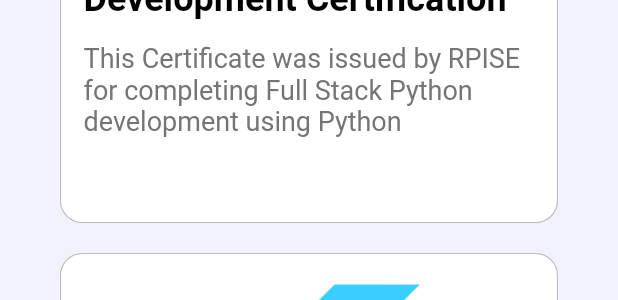
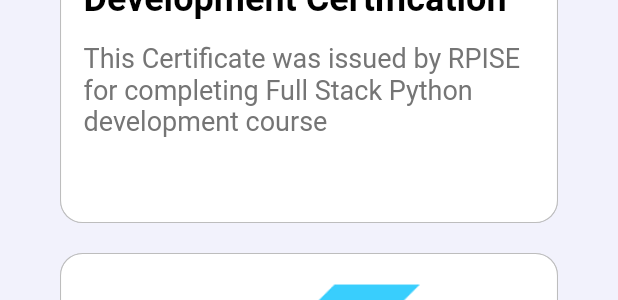
Before and after one commit to darpanbhanushali/portfolio_flutter, a Flutter app: the Certificates widget shown alone on an empty page, opened directly, on a phone screen of 412 x 824 dp. Shown: the part 623-923 px from the top of the screen. Run offline on Flutter 3.47's test engine with Material 2 defaults, Android fonts, the light colour scheme and no system bars; our stand-ins replace auto_size_text, email_validator, fluttertoast, font_awesome_flutter, timeline_tile; missing offline and left inert: dart:html; project files that could hold a hidden picture were left out.

Commit message:
New Changes

```diff
--- a/lib/components/info_contact.dart
+++ b/lib/components/info_contact.dart
@@ -1,4 +1,5 @@
 import 'package:flutter/material.dart';
+import 'package:portfolio_flutter/Services/responsive.dart';
 
 class InfoContact extends StatelessWidget {
   InfoContact(
@@ -14,7 +15,7 @@
   @override
   Widget build(BuildContext context) {
     return SizedBox(
-      width: query.size.width / 4,
+      width: query.size.width / (Responsive.isSmallScreen(context) ? 4 : 5),
       child: Column(
         mainAxisAlignment: MainAxisAlignment.center,
         children: [
--- a/lib/components/timelinetile.dart
+++ b/lib/components/timelinetile.dart
@@ -23,7 +23,7 @@
       indicatorStyle: const IndicatorStyle(
           width: 15, color: Color(0xFF2B5BB0), indicatorXY: 0),
       endChild: Padding(
-        padding: const EdgeInsets.only(left: 10),
+        padding: const EdgeInsets.only(left: 10, top: 2),
         child: Container(
           height:
               (Responsive.isSmallScreen(context) ? 280 : 235000 / query.width),
--- a/lib/screens/about.dart
+++ b/lib/screens/about.dart
@@ -275,7 +275,7 @@
                             'Bachelor Of Engineering In Information Technology',
                         grades: 'CGPA: 8.68',
                         subtext:
-                            'I am pursuing my Bachlors degree in Information Technology from Shah and Anchor Kutchhi Engineering College, Mumbai, India.',
+                            'I am pursuing my Bachelor\'s degree in the field of Information Technology from Shah and Anchor Kutchhi Engineering College, Mumbai, India.',
                       ),
                       TimelineTileHelper(
                         query: query,
@@ -291,7 +291,7 @@
                         headtext: 'Secondary School Certificate Examination',
                         grades: 'Percentage: 88.2%',
                         subtext:
-                            'Completed my S.S.C from A.I.E.S High School, Mumbai. During this course I learned some core subjects such as Mathematics and Science which helped me build a strong base for my career.',
+                            'Completed my S.S.C from A.I.E.S High School, Mumbai. While in this course core subjects such as Mathematics and Science helped me build a strong base for my career.',
                       ),
                     ],
                   ),
--- a/lib/screens/certificates.dart
+++ b/lib/screens/certificates.dart
@@ -59,7 +59,7 @@
                         image: 'images/python.png',
                         headText: 'Full Stack Python Development Certification',
                         subText:
-                            'This Certificate was issued by RPISE for completing Full Stack Python development using Python',
+                            'This Certificate was issued by RPISE for completing Full Stack Python development course',
                       ),
                       CertificatesInfo(
                         link:
@@ -67,7 +67,7 @@
                         image: 'images/flutter.png',
                         headText: 'Sakec Marathon Application using Flutter',
                         subText:
-                            'This Certificate was issued for developing an application using Flutter ',
+                            'This Certificate was issued by SAKEC for developing an application using Flutter ',
                       ),
                       CertificatesInfo(
                         link:
--- a/lib/screens/contact.dart
+++ b/lib/screens/contact.dart
@@ -84,7 +84,8 @@
                       subtext: "+91 9930363344",
                     ),
                     SizedBox(
-                      width: MediaQuery.of(context).size.width / 20,
+                      width: MediaQuery.of(context).size.width /
+                          (Responsive.isSmallScreen(context) ? 20 : 15),
                     ),
                     InfoContact(
                       query: queryData,
@@ -93,7 +94,8 @@
                       subtext: "Mumbai, India",
                     ),
                     SizedBox(
-                      width: MediaQuery.of(context).size.width / 20,
+                      width: MediaQuery.of(context).size.width /
+                          (Responsive.isSmallScreen(context) ? 20 : 15),
                     ),
                     InfoContact(
                       query: queryData,
--- a/lib/screens/skills.dart
+++ b/lib/screens/skills.dart
@@ -53,19 +53,19 @@
                         iconInfo: FontAwesomeIcons.code,
                         headText: 'Python',
                         subText:
-                            'I am a certified python programmer and capable of coding for Full Stack Development using Python.',
+                            'I am a certified python programmer and capable of coding for Full Stack Python Development.',
                       ),
                       ServiceInfo(
                         iconInfo: FontAwesomeIcons.mobileAlt,
                         headText: 'App Development',
                         subText:
-                            'With an experience in Building mobile applications, I am capable of coding using Flutter.',
+                            'With an experience in Building mobile applications, I am capable of building apps using Flutter.',
                       ),
                       ServiceInfo(
                         iconInfo: FontAwesomeIcons.laptopCode,
                         headText: 'Web Development',
                         subText:
-                            'With some experience in develping some projects, I can develop website using HTML, CSS and Javascript.',
+                            'With some experience in developing some projects, I can develop website using HTML, CSS and Javascript.',
                       ),
                     ],
                   ),
```
